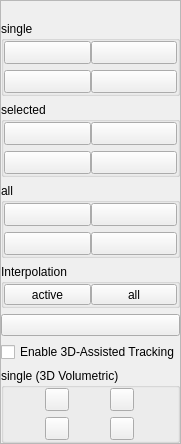
Before: the Qt Designer form src/ui/ui-files/WizardDigitizationFrame.ui in XROMMPackages/xmalab, drawn with Qt 5.
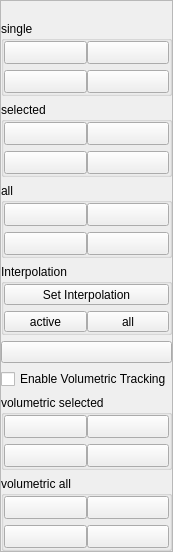
After: the same form once the commit is applied. Icons and pictures are not drawn.

Commit message: Enhance tracking UI, interpolation workflow, and volumetric tracking sub-pixel refinement

The edit to the form file:
```diff
--- a/src/ui/ui-files/WizardDigitizationFrame.ui
+++ b/src/ui/ui-files/WizardDigitizationFrame.ui
@@ -425,7 +425,23 @@
       <property name="margin">
        <number>0</number>
       </property>
-      <item row="0" column="0">
+      <item row="0" column="0" colspan="2">
+       <widget class="QToolButton" name="toolButton_SetInterpolation">
+        <property name="sizePolicy">
+         <sizepolicy hsizetype="Preferred" vsizetype="Preferred">
+          <horstretch>0</horstretch>
+          <verstretch>0</verstretch>
+         </sizepolicy>
+        </property>
+        <property name="toolTip">
+         <string>Select a missing frame range in the plot (Shift+Drag), then click here (or Ctrl+I) to assign an interpolation method to the gap.</string>
+        </property>
+        <property name="text">
+         <string>Set Interpolation</string>
+        </property>
+       </widget>
+      </item>
+      <item row="1" column="0">
        <widget class="QToolButton" name="toolButton_InterpolateActive">
         <property name="sizePolicy">
          <sizepolicy hsizetype="Preferred" vsizetype="Preferred">
@@ -438,7 +454,7 @@
         </property>
        </widget>
       </item>
-      <item row="0" column="1">
+      <item row="1" column="1">
        <widget class="QToolButton" name="toolButton_InterpolateAll">
         <property name="sizePolicy">
          <sizepolicy hsizetype="Preferred" vsizetype="Preferred">
@@ -457,7 +473,7 @@
    <item row="7" column="0" colspan="2">
     <widget class="QCheckBox" name="checkBox_3DTracking">
      <property name="text">
-      <string>Enable 3D-Assisted Tracking</string>
+      <string>Enable Volumetric Tracking</string>
      </property>
      <property name="checked">
       <bool>false</bool>
@@ -473,7 +489,7 @@
       </sizepolicy>
      </property>
      <property name="title">
-      <string>single (3D Volumetric)</string>
+      <string>volumetric selected</string>
      </property>
      <layout class="QGridLayout" name="gridLayout_Point3D">
       <property name="horizontalSpacing">
@@ -483,7 +499,13 @@
        <number>0</number>
       </property>
       <item row="0" column="0">
-       <widget class="QToolButton" name="toolButton_Point3DPrev">
+       <widget class="QToolButton" name="toolButton_VolumetricSelected_Prev">
+        <property name="sizePolicy">
+         <sizepolicy hsizetype="Preferred" vsizetype="Preferred">
+          <horstretch>0</horstretch>
+          <verstretch>0</verstretch>
+         </sizepolicy>
+        </property>
         <property name="toolTip">
          <string>track single point to previous frame using 3D volume</string>
         </property>
@@ -494,7 +516,13 @@
        </widget>
       </item>
       <item row="0" column="1">
-       <widget class="QToolButton" name="toolButton_Point3DNext">
+       <widget class="QToolButton" name="toolButton_VolumetricSelected_Next">
+        <property name="sizePolicy">
+         <sizepolicy hsizetype="Preferred" vsizetype="Preferred">
+          <horstretch>0</horstretch>
+          <verstretch>0</verstretch>
+         </sizepolicy>
+        </property>
         <property name="toolTip">
          <string>track single point to next frame using 3D volume</string>
         </property>
@@ -505,7 +533,13 @@
        </widget>
       </item>
       <item row="1" column="0">
-       <widget class="QToolButton" name="toolButton_Point3DBack">
+       <widget class="QToolButton" name="toolButton_VolumetricSelected_Back">
+        <property name="sizePolicy">
+         <sizepolicy hsizetype="Preferred" vsizetype="Preferred">
+          <horstretch>0</horstretch>
+          <verstretch>0</verstretch>
+         </sizepolicy>
+        </property>
         <property name="toolTip">
          <string>track single point backward using 3D volume</string>
         </property>
@@ -519,9 +553,110 @@
        </widget>
       </item>
       <item row="1" column="1">
-       <widget class="QToolButton" name="toolButton_Point3DForw">
+       <widget class="QToolButton" name="toolButton_VolumetricSelected_Forw">
+        <property name="sizePolicy">
+         <sizepolicy hsizetype="Preferred" vsizetype="Preferred">
+          <horstretch>0</horstretch>
+          <verstretch>0</verstretch>
+         </sizepolicy>
+        </property>
         <property name="toolTip">
-         <string>track single point forward using 3D volume</string>
+         <string>Track selected points forward using 3D volume</string>
+        </property>
+        <property name="icon">
+         <iconset resource="../calibrationtool_resources.qrc">
+          <normaloff>:/images/resource-files/icons/forward_blue.png</normaloff>:/images/resource-files/icons/forward_blue.png</iconset>
+        </property>
+        <property name="checkable">
+         <bool>true</bool>
+        </property>
+       </widget>
+      </item>
+     </layout>
+    </widget>
+   </item>
+   <item row="9" column="0" colspan="2">
+    <widget class="QGroupBox" name="groupBox_VolumetricAll">
+     <property name="sizePolicy">
+      <sizepolicy hsizetype="Preferred" vsizetype="Preferred">
+       <horstretch>0</horstretch>
+       <verstretch>0</verstretch>
+      </sizepolicy>
+     </property>
+     <property name="title">
+      <string>volumetric all</string>
+     </property>
+     <layout class="QGridLayout" name="gridLayout_VolumetricAll">
+      <property name="horizontalSpacing">
+       <number>0</number>
+      </property>
+      <property name="margin">
+       <number>0</number>
+      </property>
+      <item row="0" column="0">
+       <widget class="QToolButton" name="toolButton_VolumetricAll_Prev">
+        <property name="sizePolicy">
+         <sizepolicy hsizetype="Preferred" vsizetype="Preferred">
+          <horstretch>0</horstretch>
+          <verstretch>0</verstretch>
+         </sizepolicy>
+        </property>
+        <property name="toolTip">
+         <string>Track all points to previous frame using 3D volume</string>
+        </property>
+        <property name="icon">
+         <iconset resource="../calibrationtool_resources.qrc">
+          <normaloff>:/images/resource-files/icons/playbackward_blue.png</normaloff>:/images/resource-files/icons/playbackward_blue.png</iconset>
+        </property>
+       </widget>
+      </item>
+      <item row="0" column="1">
+       <widget class="QToolButton" name="toolButton_VolumetricAll_Next">
+        <property name="sizePolicy">
+         <sizepolicy hsizetype="Preferred" vsizetype="Preferred">
+          <horstretch>0</horstretch>
+          <verstretch>0</verstretch>
+         </sizepolicy>
+        </property>
+        <property name="toolTip">
+         <string>Track all points to next frame using 3D volume</string>
+        </property>
+        <property name="icon">
+         <iconset resource="../calibrationtool_resources.qrc">
+          <normaloff>:/images/resource-files/icons/play_blue.png</normaloff>:/images/resource-files/icons/play_blue.png</iconset>
+        </property>
+       </widget>
+      </item>
+      <item row="1" column="0">
+       <widget class="QToolButton" name="toolButton_VolumetricAll_Back">
+        <property name="sizePolicy">
+         <sizepolicy hsizetype="Preferred" vsizetype="Preferred">
+          <horstretch>0</horstretch>
+          <verstretch>0</verstretch>
+         </sizepolicy>
+        </property>
+        <property name="toolTip">
+         <string>Track all points backward using 3D volume</string>
+        </property>
+        <property name="icon">
+         <iconset resource="../calibrationtool_resources.qrc">
+          <normaloff>:/images/resource-files/icons/backward_blue.png</normaloff>:/images/resource-files/icons/backward_blue.png</iconset>
+        </property>
+        <property name="checkable">
+         <bool>true</bool>
+        </property>
+       </widget>
+      </item>
+      <item row="1" column="1">
+       <widget class="QToolButton" name="toolButton_VolumetricAll_Forw">
+        <property name="sizePolicy">
+         <sizepolicy hsizetype="Preferred" vsizetype="Preferred">
+          <horstretch>0</horstretch>
+          <verstretch>0</verstretch>
+         </sizepolicy>
+        </property>
+        <property name="toolTip">
+         <string>Track all points forward using 3D volume</string>
         </property>
         <property name="icon">
          <iconset resource="../calibrationtool_resources.qrc">
```
Left out of the diff: 21 changed lines with no effect on the pictures. The commit also changes 7 other files.
